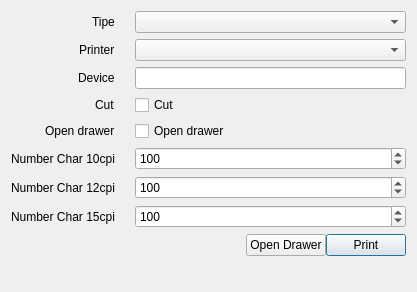
This is libprint/printtestdialog.ui in apinprastya/sultan as Qt 5 draws it before an edit. The edited form follows.
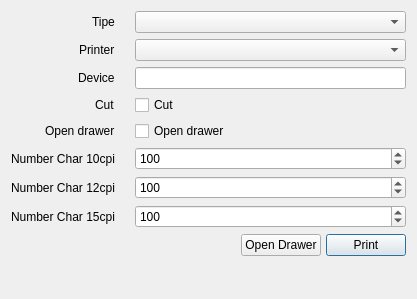
This is the edited form.

Commit message: adding space between button

```diff
--- a/libprint/printtestdialog.ui
+++ b/libprint/printtestdialog.ui
@@ -7,7 +7,7 @@
     <x>0</x>
     <y>0</y>
     <width>417</width>
-    <height>292</height>
+    <height>299</height>
    </rect>
   </property>
   <property name="windowTitle">
@@ -94,6 +94,9 @@
    </item>
    <item row="8" column="1">
     <layout class="QHBoxLayout" name="horizontalLayout">
+     <property name="spacing">
+      <number>5</number>
+     </property>
      <property name="topMargin">
       <number>0</number>
      </property>
```
